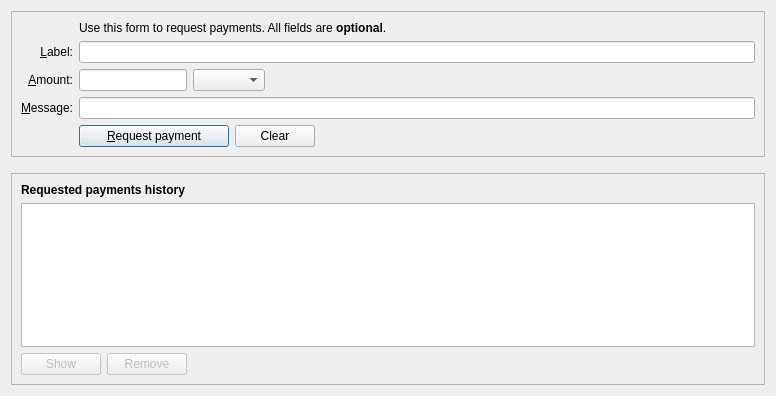
Before: the Qt Designer form src/qt/forms/receivecoinsdialog.ui in MendeMatthias/btx-upstream, drawn with Qt 5.
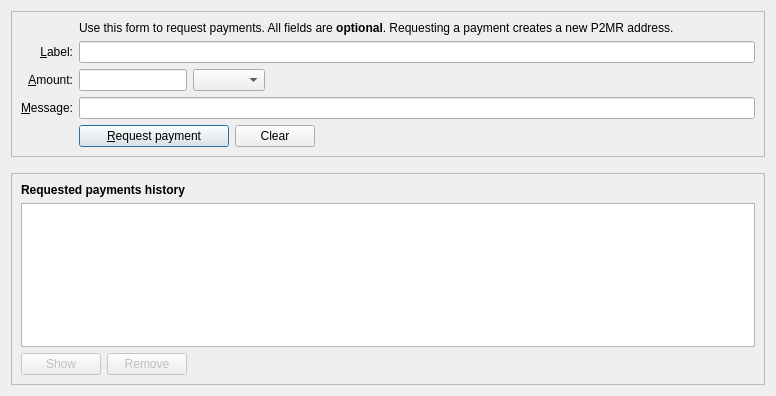
After: the same form once the commit is applied. Icons and pictures are not drawn. Custom widgets are drawn as their Qt base class.

Diff of the .ui file:
```diff
--- a/src/qt/forms/receivecoinsdialog.ui
+++ b/src/qt/forms/receivecoinsdialog.ui
@@ -70,7 +70,7 @@
         <item row="2" column="2">
          <widget class="QLabel" name="label_5">
           <property name="text">
-           <string>Use this form to request payments. All fields are &lt;b&gt;optional&lt;/b&gt;.</string>
+           <string>Use this form to request payments. All fields are &lt;b&gt;optional&lt;/b&gt;. Requesting a payment creates a new P2MR address.</string>
           </property>
          </widget>
         </item>
```
